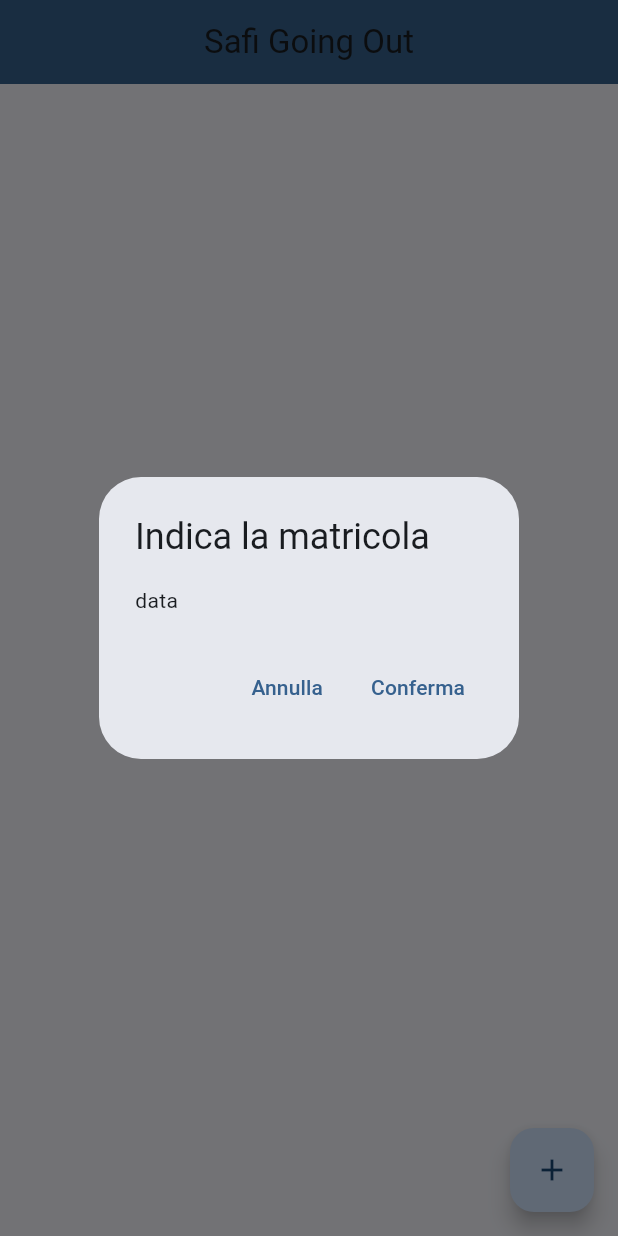
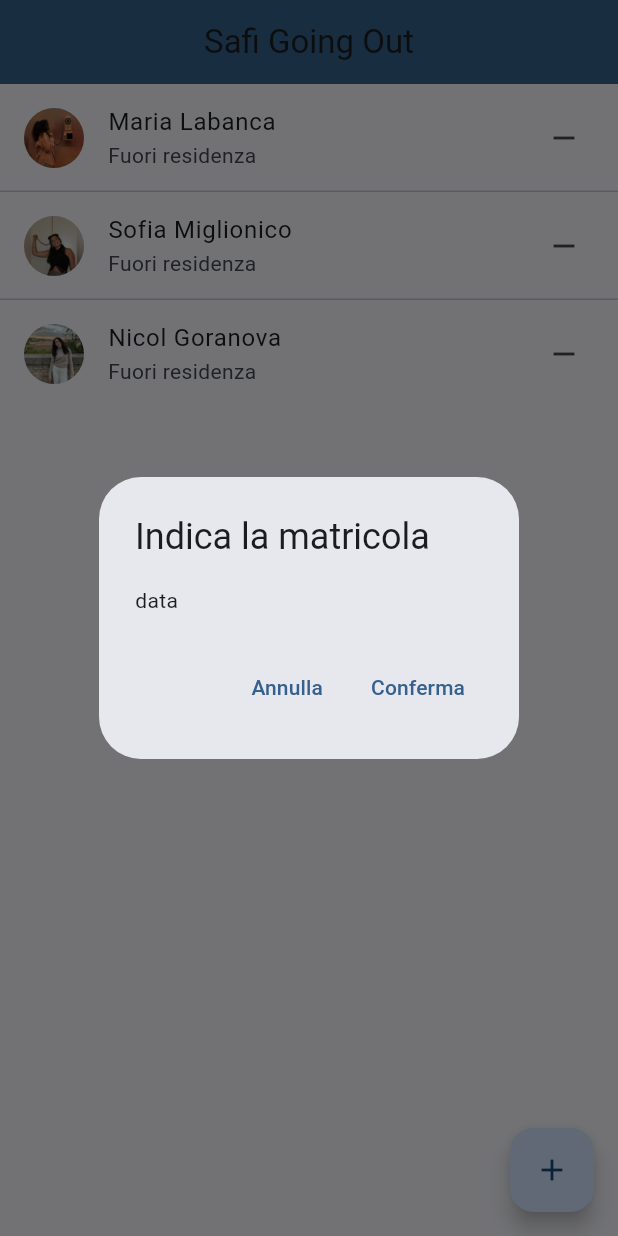
Before and after one commit to Narderio/safi_going_out, a Flutter app: the screen it shows after launch, after a tap on the "add" icon, on a phone screen of 412 x 824 dp. Run offline on Flutter 3.47's test engine with Material 3 defaults, Android fonts, the phone set to English and light mode, and no system bars; our stand-ins replace shared_preferences.

Commit message:
lista statica

```diff
--- a/lib/home_page.dart
+++ b/lib/home_page.dart
@@ -1,7 +1,6 @@
 import 'package:flutter/cupertino.dart';
 import 'package:flutter/material.dart';
 import 'package:shared_preferences/shared_preferences.dart';
-
 
 class MyHomePage extends StatelessWidget {
   const MyHomePage({super.key, required this.title});
@@ -16,7 +15,34 @@ class MyHomePage extends StatelessWidget {
         title: Center(child: Text(title)),
       ),
       body: ListView(
-
+        children: const <Widget>[
+          ListTile(
+            leading: CircleAvatar(
+              backgroundImage: AssetImage("assets/profile_images/maria.png"),
+            ),
+            title: Text('Maria Labanca'),
+            subtitle: Text('Fuori residenza'),
+            trailing: Icon(Icons.remove),
+          ),
+          Divider(height: 0),
+          ListTile(
+            leading: CircleAvatar(
+              backgroundImage: AssetImage("assets/profile_images/sofia.png"),
+            ),
+            title: Text('Sofia Miglionico'),
+            subtitle: Text('Fuori residenza'),
+            trailing: Icon(Icons.remove),
+          ),
+          Divider(height: 0),
+          ListTile(
+            leading: CircleAvatar(
+              backgroundImage: AssetImage("assets/profile_images/nicol.png"),
+            ),
+            title: Text('Nicol Goranova'),
+            subtitle: Text('Fuori residenza'),
+            trailing: Icon(Icons.remove),
+          ),
+        ],
       ),
       floatingActionButton: FloatingActionButton(
         onPressed: () {
--- a/pubspec.yaml
+++ b/pubspec.yaml
@@ -52,6 +52,8 @@ dev_dependencies:
 
 # The following section is specific to Flutter packages.
 flutter:
+  assets:
+    - assets/profile_images/
 
   # The following line ensures that the Material Icons font is
   # included with your application, so that you can use the icons in
```
Also changed, not shown: lib/list_tile_example.dart (deleted, +0 -42 lines), assets/profile_images/maria.png (added), assets/profile_images/nicol.png (added), assets/profile_images/sofia.png (added).
